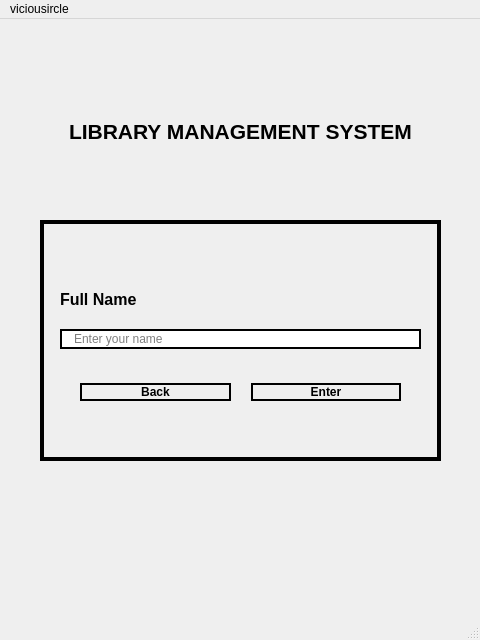
This is ui/designer-files/login.ui in viciousircle/FINAL-huhuh as Qt 5 draws it before an edit. The edited form follows.
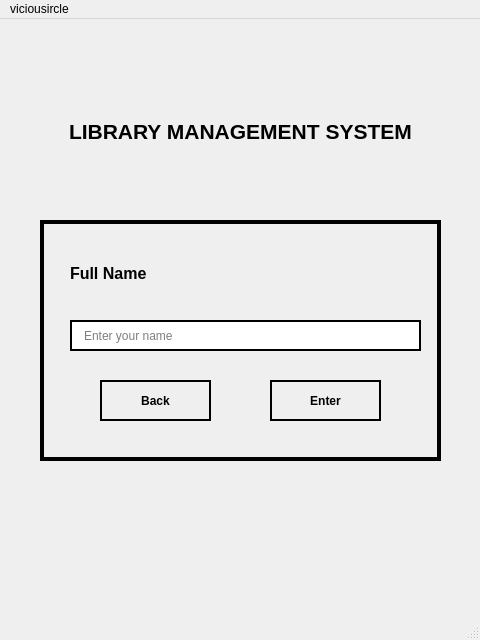
This is the edited form. The open tabs and pages were chosen to show the change.

```diff
--- a/ui/designer-files/login.ui
+++ b/ui/designer-files/login.ui
@@ -459,34 +459,15 @@
          <property name="lineWidth">
           <number>4</number>
          </property>
-         <widget class="QWidget" name="verticalLayoutWidget_6">
-          <property name="geometry">
-           <rect>
-            <x>20</x>
-            <y>50</y>
-            <width>361</width>
-            <height>145</height>
-           </rect>
-          </property>
-          <layout class="QVBoxLayout" name="verticalLayout_6" stretch="0,0,0,0,0,0">
-           <property name="spacing">
-            <number>0</number>
-           </property>
-           <item>
-            <spacer name="horizontalSpacer_2">
-             <property name="orientation">
-              <enum>Qt::Horizontal</enum>
-             </property>
-             <property name="sizeHint" stdset="0">
-              <size>
-               <width>40</width>
-               <height>20</height>
-              </size>
-             </property>
-            </spacer>
-           </item>
-           <item alignment="Qt::AlignVCenter">
             <widget class="QLabel" name="text_8">
+          <property name="geometry">
+           <rect>
+            <x>30</x>
+            <y>40</y>
+            <width>359</width>
+            <height>27</height>
+           </rect>
+          </property>
              <property name="font">
               <font>
                <pointsize>12</pointsize>
@@ -497,22 +478,15 @@
               <string>Full Name</string>
              </property>
             </widget>
-           </item>
-           <item>
-            <spacer name="horizontalSpacer_4">
-             <property name="orientation">
-              <enum>Qt::Horizontal</enum>
-             </property>
-             <property name="sizeHint" stdset="0">
-              <size>
-               <width>40</width>
-               <height>20</height>
-              </size>
-             </property>
-            </spacer>
-           </item>
-           <item>
             <widget class="QLineEdit" name="input_name">
+          <property name="geometry">
+           <rect>
+            <x>30</x>
+            <y>100</y>
+            <width>351</width>
+            <height>31</height>
+           </rect>
+          </property>
              <property name="styleSheet">
               <string notr="true">border: 2px solid black;
 color: rgb(0, 0, 0);
@@ -529,37 +503,15 @@
               <string>Enter your name </string>
              </property>
             </widget>
-           </item>
-           <item>
-            <spacer name="horizontalSpacer_3">
-             <property name="orientation">
-              <enum>Qt::Horizontal</enum>
-             </property>
-             <property name="sizeHint" stdset="0">
-              <size>
-               <width>40</width>
-               <height>20</height>
-              </size>
-             </property>
-            </spacer>
-           </item>
-           <item>
-            <layout class="QHBoxLayout" name="horizontalLayout_5">
-             <item>
-              <spacer name="verticalSpacer_5">
-               <property name="orientation">
-                <enum>Qt::Vertical</enum>
-               </property>
-               <property name="sizeHint" stdset="0">
-                <size>
-                 <width>20</width>
-                 <height>40</height>
-                </size>
-               </property>
-              </spacer>
-             </item>
-             <item>
               <widget class="QPushButton" name="backBtn_4">
+          <property name="geometry">
+           <rect>
+            <x>60</x>
+            <y>160</y>
+            <width>111</width>
+            <height>41</height>
+           </rect>
+          </property>
                <property name="font">
                 <font>
                  <bold>true</bold>
@@ -590,22 +542,15 @@
                 <bool>false</bool>
                </property>
               </widget>
-             </item>
-             <item>
-              <spacer name="verticalSpacer_4">
-               <property name="orientation">
-                <enum>Qt::Vertical</enum>
-               </property>
-               <property name="sizeHint" stdset="0">
-                <size>
-                 <width>20</width>
-                 <height>40</height>
-                </size>
-               </property>
-              </spacer>
-             </item>
-             <item>
               <widget class="QPushButton" name="enterBtn">
+          <property name="geometry">
+           <rect>
+            <x>230</x>
+            <y>160</y>
+            <width>111</width>
+            <height>41</height>
+           </rect>
+          </property>
                <property name="font">
                 <font>
                  <bold>true</bold>
@@ -623,24 +568,6 @@
                <property name="text">
                 <string>Enter</string>
                </property>
-              </widget>
-             </item>
-             <item>
-              <spacer name="verticalSpacer_6">
-               <property name="orientation">
-                <enum>Qt::Vertical</enum>
-               </property>
-               <property name="sizeHint" stdset="0">
-                <size>
-                 <width>20</width>
-                 <height>40</height>
-                </size>
-               </property>
-              </spacer>
-             </item>
-            </layout>
-           </item>
-          </layout>
          </widget>
         </widget>
        </widget>
```
Left out of the diff: 328 changed lines with no effect on the pictures. Lines whose indentation alone changed are shown as unchanged.
